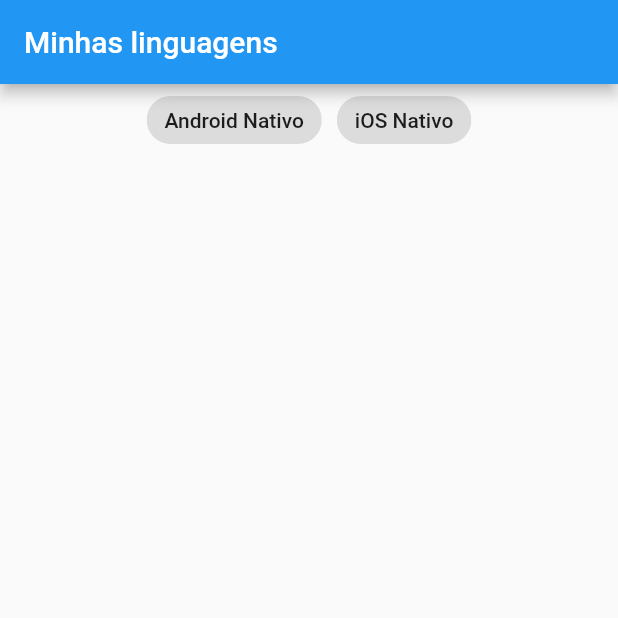
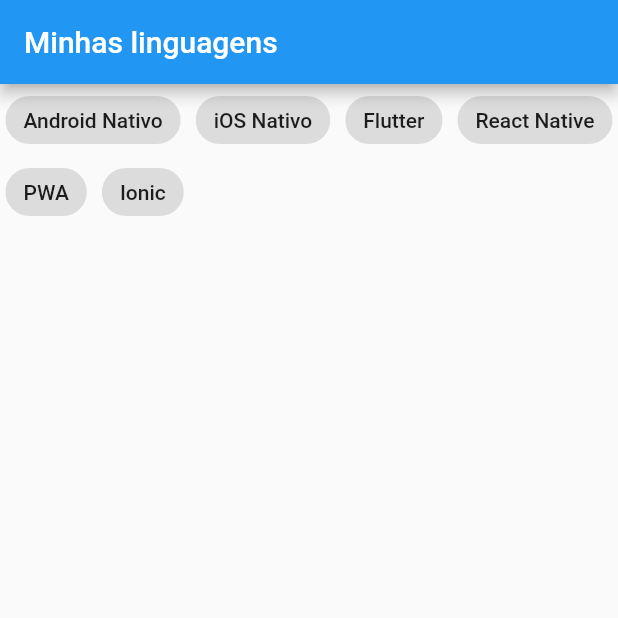
Before and after one commit to rodrigo-pires12/flutter_states_widgets_routes, a Flutter app: the screen it shows after launch, on a phone screen of 412 x 824 dp, the top half of it. Run offline on Flutter 3.47's test engine with Material 2 defaults, Android fonts, the phone set to English and light mode, and no system bars.

Commit message:
created language model

```diff
--- /dev/null
+++ b/lib/models/language.dart
@@ -0,0 +1,10 @@
+import 'package:flutter/material.dart';
+
+class Language {
+  final String title;
+  final String subTitle;
+  bool select = false;
+  IconData icon = Icons.add_box_outlined;
+
+  Language(this.title, this.subTitle);
+}
--- a/lib/screens/home.dart
+++ b/lib/screens/home.dart
@@ -1,5 +1,6 @@
 import 'package:flutter/material.dart';
 import 'package:flutter/src/foundation/key.dart';
+import 'package:states_widgets_routes/models/language.dart';
 
 class MyHomePage extends StatefulWidget {
   const MyHomePage({Key? key}) : super(key: key);
@@ -10,14 +11,14 @@ class MyHomePage extends StatefulWidget {
 
 class _MyHomePageState extends State<MyHomePage> {
   Widget title = const Text("Minhas linguagens");
-  List<bool> selects = [false, false, false, false, false, false];
-  List<String> labels = [
-    "Android Nativo",
-    "iOS Nativo",
-    "Flutter",
-    "React Native",
-    "PWA",
-    "Ionic"
+
+  List<Language> languages = [
+    Language("Android Nativo", "Linguagens C, Java, Kotlin"),
+    Language("iOS Nativo", "Linguagens Objective-C e Swift"),
+    Language("Flutter", "Linguagem Dart"),
+    Language("React Native", "Linguagens Javascript e Typescript"),
+    Language("PWA", "Linguagens Javascript e Typescript"),
+    Language("Ionic", "Linguagens Javascript e Typescript")
   ];
 
   @override
@@ -26,29 +27,7 @@ class _MyHomePageState extends State<MyHomePage> {
         appBar: AppBar(title: title),
         body: Column(
           children: [
-            Wrap(
-              spacing: 10,
-              children: [
-                ChoiceChip(
-                  label: const Text("Android Nativo"),
-                  selected: selects[0],
-                  onSelected: (value) {
-                    setState(() {
-                      selects[0] = value;
-                    });
-                  },
-                ),
-                ChoiceChip(
-                  label: const Text("iOS Nativo"),
-                  selected: selects[1],
-                  onSelected: (value) {
-                    setState(() {
-                      selects[1] = value;
-                    });
-                  },
-                )
-              ],
-            ),
+            Wrap(spacing: 10, children: buildChoices()),
             Expanded(
                 child: ListView(
               children: buildItemsList(),
@@ -57,20 +36,23 @@ class _MyHomePageState extends State<MyHomePage> {
         ));
   }
 
+  List<Widget> buildChoices() {
+    return languages
+        .map((l) => ChoiceChip(
+            label: Text(l.title),
+            selected: l.select,
+            onSelected: (value) => setState(() => {l.select = value})))
+        .toList();
+  }
+
   List<Widget> buildItemsList() {
-    return [
-      if (selects[0])
-        Card(
+    return languages
+        .where((l) => l.select)
+        .map((l) => Card(
             child: ListTile(
-                leading: Icon(Icons.android),
-                title: Text("Android Nativo"),
-                subtitle: Text("Linguagens C, Java, Kotlin"))),
-      if (selects[1])
-        Card(
-            child: ListTile(
-                leading: Icon(Icons.apple),
-                title: Text("iOS Nativo"),
-                subtitle: Text("Linguagens Objective-C e Swift")))
-    ];
+                leading: Icon(l.icon),
+                title: Text(l.title),
+                subtitle: Text(l.subTitle))))
+        .toList();
   }
 }
```
